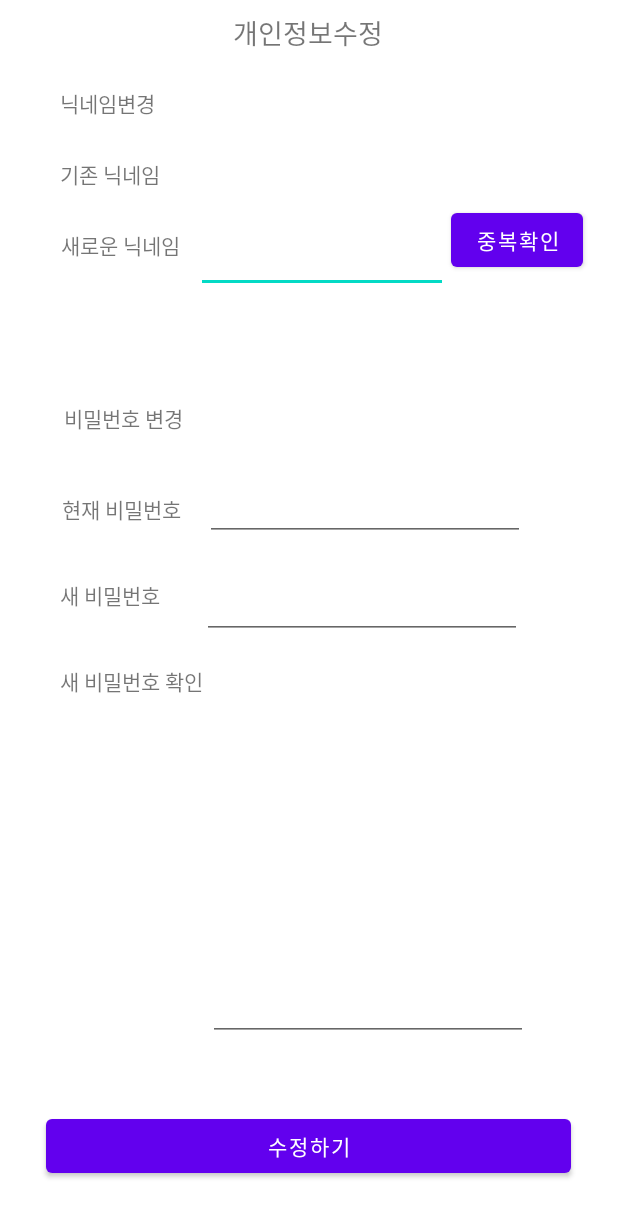
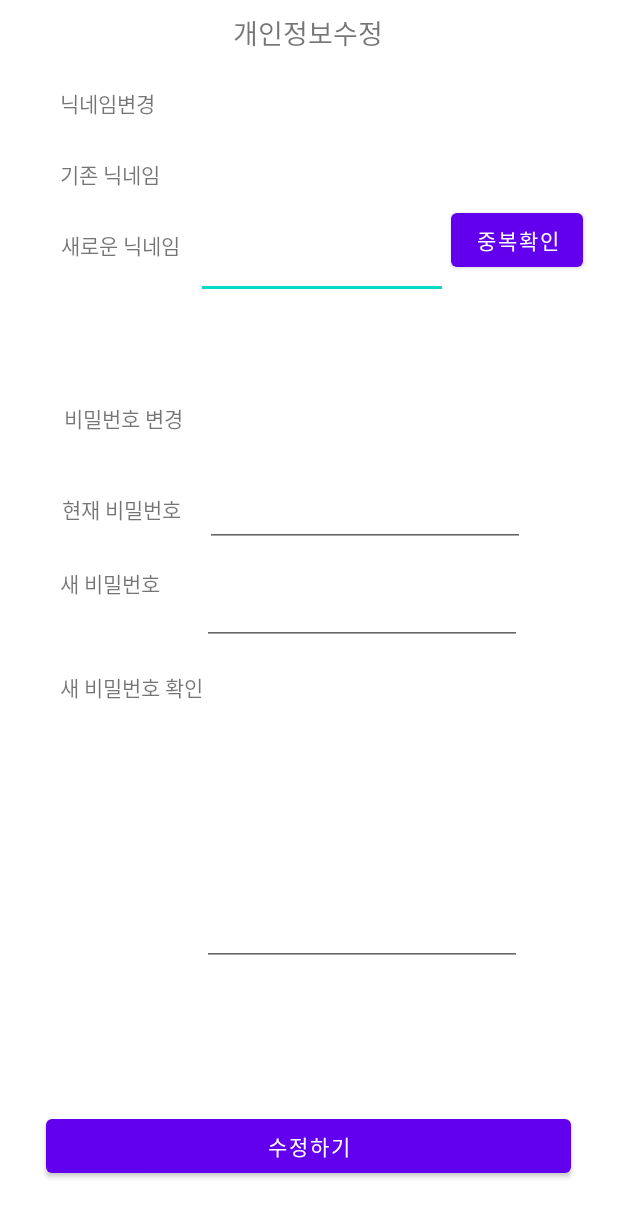
Before and after one commit to 0dahye0/GURU2, an Android app: the InformationModiPage screen opened directly, with no data from a screen before it, after a tap on "중복확인", on a phone screen of 412 x 824 dp. Shown: the top 1217 px of the screen. Run offline under Robolectric (Android 15) with nearby library versions, the phone set to English and light mode, and no system bars.

Commit message:
회원가입 레이아웃 배치 변경, 정보수정 오류 고침

```diff
--- a/app/src/main/java/com/example/guru2/InformationModiPage.kt
+++ b/app/src/main/java/com/example/guru2/InformationModiPage.kt
@@ -59,7 +59,8 @@
             else{
                 Toast.makeText(applicationContext, "사용가능한 닉네임입니다.", Toast.LENGTH_SHORT).show()
                 sqlitedb = dbManager.writableDatabase
-                sqlitedb.execSQL("UPDATE personnel SET nickname = "+newNickName.text+" WHERE id = '" + id + "';")//계속 오류 발생
+                sql = "UPDATE personnel SET nickname='"+ newNickName.text+"' WHERE id =" +id
+                sqlitedb.execSQL(sql)//계속 오류 발생
                 sqlitedb.close()
             }
         }
--- a/app/src/main/res/layout/activity_information_modi_page.xml
+++ b/app/src/main/res/layout/activity_information_modi_page.xml
@@ -104,7 +104,7 @@
         android:layout_width="wrap_content"
         android:layout_height="wrap_content"
         android:layout_marginStart="40dp"
-        android:layout_marginTop="36dp"
+        android:layout_marginTop="28dp"
         android:layout_marginEnd="31dp"
         android:text="새 비밀번호"
         app:layout_constraintEnd_toStartOf="@+id/newPassWord"
@@ -116,7 +116,7 @@
         android:layout_width="wrap_content"
         android:layout_height="wrap_content"
         android:layout_marginStart="40dp"
-        android:layout_marginTop="36dp"
+        android:layout_marginTop="48dp"
         android:text="새 비밀번호 확인"
         app:layout_constraintStart_toStartOf="parent"
         app:layout_constraintTop_toBottomOf="@+id/textView8" />
@@ -147,8 +147,8 @@
         android:id="@+id/newPassWordCheck"
         android:layout_width="wrap_content"
         android:layout_height="wrap_content"
-        android:layout_marginEnd="60dp"
-        android:layout_marginBottom="46dp"
+        android:layout_marginEnd="64dp"
+        android:layout_marginBottom="96dp"
         android:ems="10"
         android:inputType="textPersonName"
         app:layout_constraintBottom_toTopOf="@+id/ModiBtn"
@@ -172,7 +172,7 @@
         android:layout_height="wrap_content"
         android:layout_marginStart="86dp"
         android:layout_marginEnd="217dp"
-        android:layout_marginBottom="480dp"
+        android:layout_marginBottom="536dp"
         android:text="nick"
         android:textSize="18sp"
         app:layout_constraintBottom_toBottomOf="parent"
```
